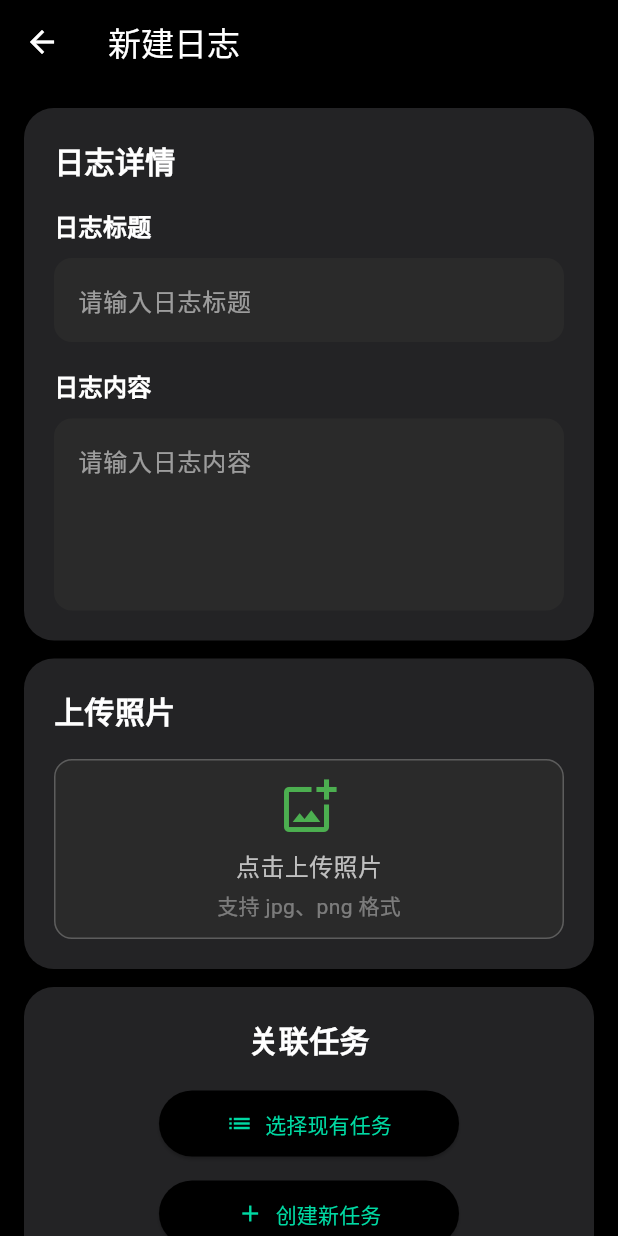
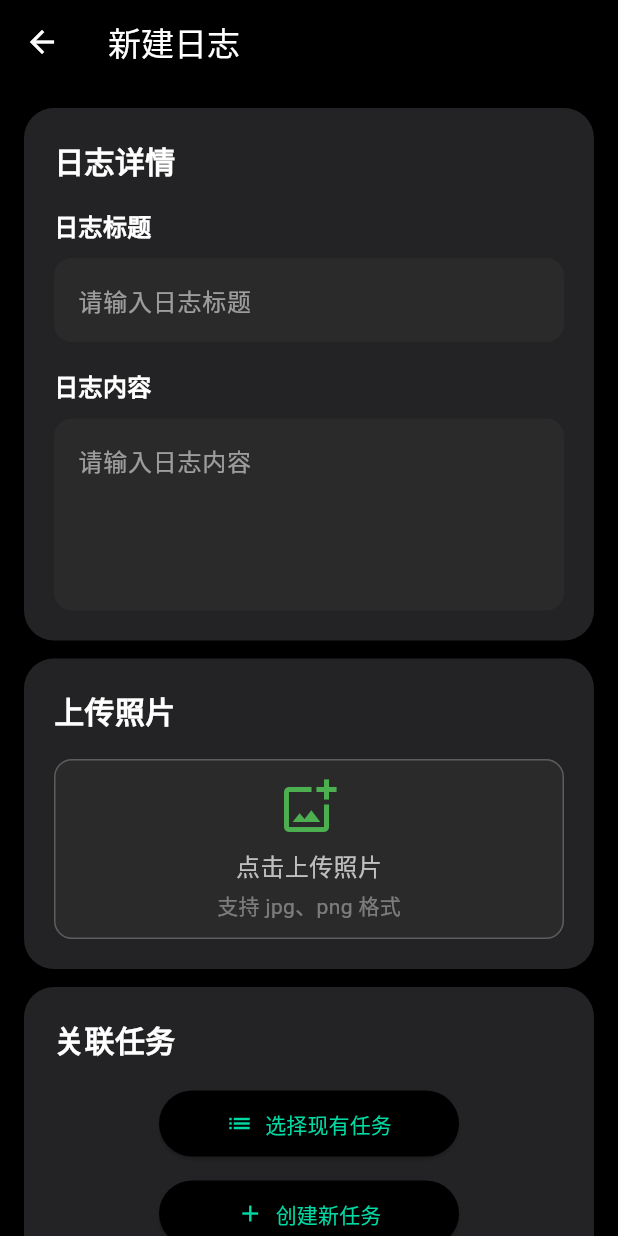
Before and after one commit to CzNd0729/nullworking, a Flutter app: the CreateLogPage screen opened directly, on a phone screen of 412 x 824 dp. Run offline on Flutter 3.47's test engine with Material 3 defaults, Android fonts, the phone set to English and light mode, and no system bars; our stand-ins replace shared_preferences; accounts and stored records are empty.

Commit message:
更新关联任务选择时调用的api

```diff
--- a/frontend/lib/pages/log/create_log_page.dart
+++ b/frontend/lib/pages/log/create_log_page.dart
@@ -2,9 +2,7 @@ import 'package:flutter/material.dart';
 import '../../models/task.dart';
 import '../../models/log.dart';
 import '../../services/business/log_business.dart';
-import '../../services/business/task_business.dart';
 import '../task/create_task_page.dart';
-import '../../services/mock/mock_data.dart';
 
 class CreateLogPage extends StatefulWidget {
   final Task? preSelectedTask;
@@ -30,7 +28,6 @@ class _CreateLogPageState extends State<CreateLogPage> {
   double _progress = 50.0;
   bool _isSubmitting = false;
   final LogBusiness _logBusiness = LogBusiness();
-  final TaskBusiness _taskBusiness = TaskBusiness();
   Task? _selectedTask;
   // final bool _debugMode = true; // 移除 debugMode
 
@@ -71,12 +68,12 @@ class _CreateLogPageState extends State<CreateLogPage> {
     //   return;
     // }
 
-    final taskMap = await _taskBusiness.loadUserTasks();
-    final List<Task> tasks = [];
-    if (taskMap != null) {
-      tasks.addAll(taskMap['createdTasks'] ?? []);
-      tasks.addAll(taskMap['participatedTasks'] ?? []);
-    }
+    final tasks = await _logBusiness.getExecutorTasksForLogSelection();
+    // final List<Task> tasks = [];
+    // if (taskMap != null) {
+    //   tasks.addAll(taskMap['createdTasks'] ?? []);
+    //   tasks.addAll(taskMap['participatedTasks'] ?? []);
+    // }
     final Task? chosen = await showModalBottomSheet<Task?>(
       context: context,
       isScrollControlled: true,
@@ -603,6 +600,7 @@ class _CreateLogPageState extends State<CreateLogPage> {
                 borderRadius: BorderRadius.circular(20),
               ),
               child: Column(
+                crossAxisAlignment: CrossAxisAlignment.start, // 将 crossAxisAlignment 设置为 start
                 children: [
                   const Text(
                     '关联任务',
@@ -672,16 +670,18 @@ class _CreateLogPageState extends State<CreateLogPage> {
               ),
               child: Column(
                 children: [
-                  const Text(
-                    '日志状态',
-                    style: TextStyle(
-                      color: Colors.white,
-                      fontWeight: FontWeight.bold,
-                      fontSize: 20,
+                  Align(
+                    alignment: Alignment.centerLeft,
+                    child: const Text(
+                      '日志状态',
+                      style: TextStyle(
+                        color: Colors.white,
+                        fontWeight: FontWeight.bold,
+                        fontSize: 20,
+                      ),
                     ),
                   ),
                   const SizedBox(height: 18),
-                  // Use ToggleButtons for single-selection of status
                   Center(
                     child: ToggleButtons(
                       isSelected: [_isCompleted, !_isCompleted],
@@ -831,7 +831,7 @@ class _CreateLogPageState extends State<CreateLogPage> {
               child: ElevatedButton(
                 onPressed: _isSubmitting ? null : _onSubmit,
                 style: ElevatedButton.styleFrom(
-                  backgroundColor: const Color(0xFF2CB7B3),
+                  backgroundColor: Colors.green,
                 ),
                 child: _isSubmitting
                     ? const SizedBox(
@@ -842,7 +842,10 @@ class _CreateLogPageState extends State<CreateLogPage> {
                           color: Colors.white,
                         ),
                       )
-                    : const Text('提交'),
+                    : const Text(
+                        '提交',
+                        style: TextStyle(color: Colors.white),
+                      ),
               ),
             ),
           ],
```
Also changed, not shown: frontend/lib/pages/task/task_detail_page.dart (+16 -3 lines), frontend/lib/services/api/task_api.dart (+12 -0 lines), frontend/lib/services/business/log_business.dart (+24 -0 lines).
